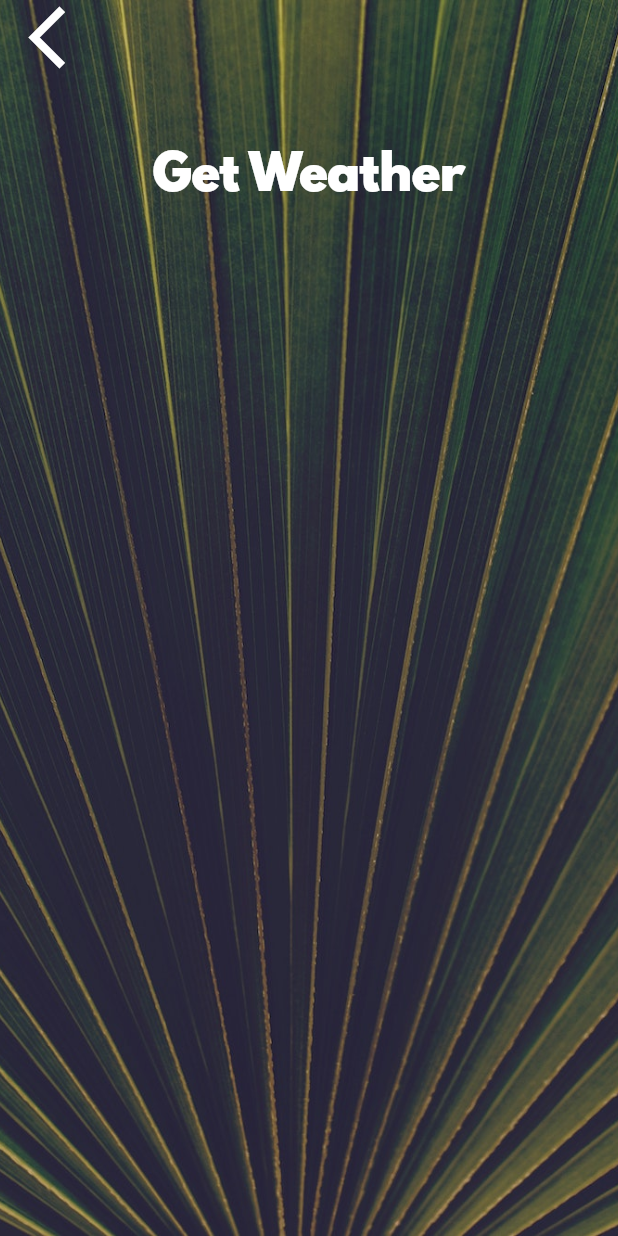
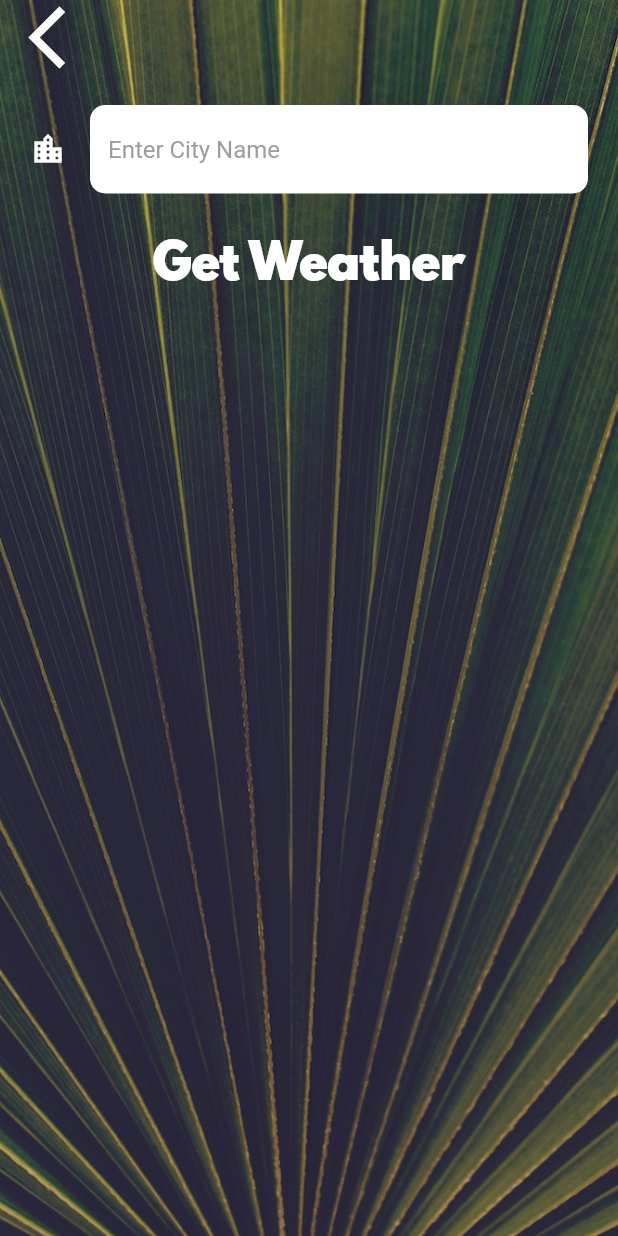
Before and after one commit to sebastianlundquist/clima, a Flutter app: the CityScreen screen opened directly, on a phone screen of 412 x 824 dp. Run offline on Flutter 3.47's test engine with Material 2 defaults, Android fonts, the phone set to English and light mode, and no system bars; our stand-ins replace flutter_spinkit, geolocator; network calls fail.

Commit message:
Add city screen

```diff
--- a/lib/screens/city_screen.dart
+++ b/lib/screens/city_screen.dart
@@ -24,7 +24,9 @@ class _CityScreenState extends State<CityScreen> {
               Align(
                 alignment: Alignment.topLeft,
                 child: FlatButton(
-                  onPressed: () {},
+                  onPressed: () {
+                    Navigator.pop(context);
+                  },
                   child: Icon(
                     Icons.arrow_back_ios,
                     size: 50.0,
@@ -33,7 +35,13 @@ class _CityScreenState extends State<CityScreen> {
               ),
               Container(
                 padding: EdgeInsets.all(20.0),
-                child: null,
+                child: TextField(
+                  style: TextStyle(
+                    color: Colors.black,
+                  ),
+                  decoration: kTextFieldInputDecoration,
+                  onChanged: (value) {},
+                ),
               ),
               FlatButton(
                 onPressed: () {},
--- a/lib/utilities/constants.dart
+++ b/lib/utilities/constants.dart
@@ -18,3 +18,22 @@ const kButtonTextStyle = TextStyle(
 const kConditionTextStyle = TextStyle(
   fontSize: 96.0,
 );
+
+const kTextFieldInputDecoration = InputDecoration(
+  fillColor: Colors.white,
+  filled: true,
+  icon: Icon(
+    Icons.location_city,
+    color: Colors.white,
+  ),
+  hintText: 'Enter City Name',
+  hintStyle: TextStyle(
+    color: Colors.grey,
+  ),
+  border: OutlineInputBorder(
+    borderRadius: BorderRadius.all(
+      Radius.circular(10.0),
+    ),
+    borderSide: BorderSide.none,
+  ),
+);
```
Also changed, not shown: lib/screens/location_screen.dart (+9 -1 lines).
